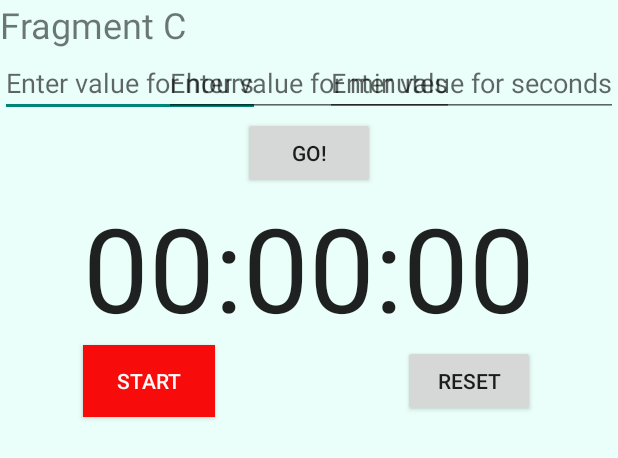
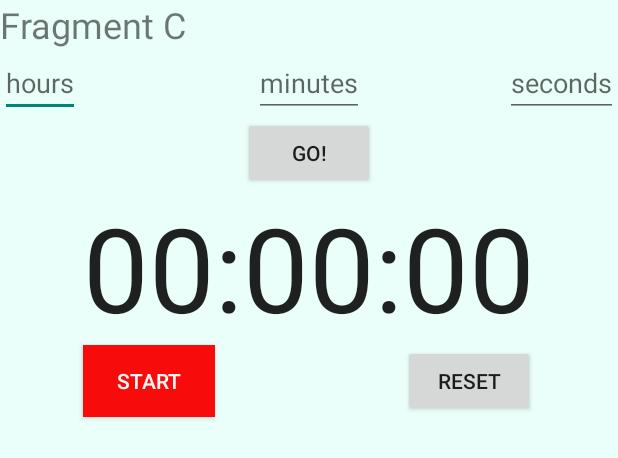
Before and after one commit to mvoishchev/Android-Porject, an Android app: the layout fragment_frag_c.xml on its own in the app's theme, with its tools: preview values and no code run, on a phone screen of 412 x 824 dp. Shown: the top 458 px of the screen. Run offline under Robolectric (Android 15) with nearby library versions, the phone set to English and light mode, and no system bars.

```diff
--- a/app/src/main/res/layout/fragment_frag_c.xml
+++ b/app/src/main/res/layout/fragment_frag_c.xml
@@ -48,7 +48,7 @@
         android:layout_width="wrap_content"
         android:layout_height="wrap_content"
         android:id="@+id/HourText"
-        android:hint="Enter value for hours"
+        android:hint="hours"
         android:layout_alignTop="@+id/MinutesText"
         android:layout_alignParentLeft="true"
         android:layout_alignParentStart="true" />
@@ -57,7 +57,7 @@
         android:layout_width="wrap_content"
         android:layout_height="wrap_content"
         android:id="@+id/MinutesText"
-        android:hint="Enter value for minutes"
+        android:hint="minutes"
         android:layout_alignTop="@+id/SecondsText"
         android:layout_centerHorizontal="true" />
 
@@ -65,7 +65,7 @@
         android:layout_width="wrap_content"
         android:layout_height="wrap_content"
         android:id="@+id/SecondsText"
-        android:hint="Enter value for seconds"
+        android:hint="seconds"
         android:layout_below="@+id/TextFC"
         android:layout_alignParentRight="true"
         android:layout_alignParentEnd="true" />
```
